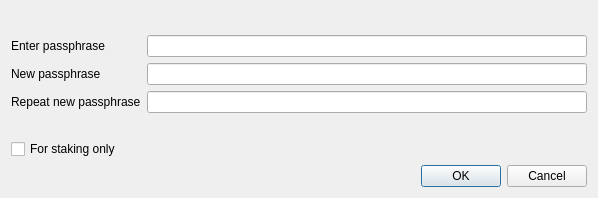
Qt form src/qt/forms/askpassphrasedialog.ui (Jeean007/Vulcoin) before a commit.
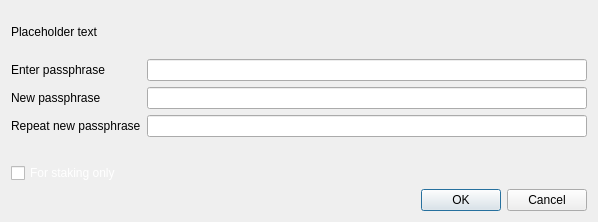
The same form after that commit.

```diff
--- a/src/qt/forms/askpassphrasedialog.ui
+++ b/src/qt/forms/askpassphrasedialog.ui
@@ -7,7 +7,7 @@
     <x>0</x>
     <y>0</y>
     <width>598</width>
-    <height>198</height>
+    <height>222</height>
    </rect>
   </property>
   <property name="sizePolicy">
@@ -26,8 +26,14 @@
    <string>Passphrase Dialog</string>
   </property>
   <layout class="QVBoxLayout" name="verticalLayout">
+   <property name="sizeConstraint">
+    <enum>QLayout::SetMinimumSize</enum>
+   </property>
    <item>
     <widget class="QLabel" name="warningLabel">
+     <property name="text">
+      <string notr="true">Placeholder text</string>
+     </property>
      <property name="textFormat">
       <enum>Qt::RichText</enum>
      </property>
@@ -38,6 +44,9 @@
    </item>
    <item>
     <layout class="QFormLayout" name="formLayout">
+     <property name="sizeConstraint">
+      <enum>QLayout::SetMinimumSize</enum>
+     </property>
      <property name="fieldGrowthPolicy">
       <enum>QFormLayout::AllNonFixedFieldsGrow</enum>
      </property>
@@ -113,6 +122,15 @@
        <property name="visible">
         <bool>false</bool>
        </property>
+       <property name="toolTip">
+        <string>Serves to disable the trivial sendmoney when OS account compromised. Provides no real vlcurity.</string>
+       </property>
+       <property name="styleSheet">
+        <string notr="true">color:#fff;</string>
+       </property>
+       <property name="text">
+        <string>For staking only</string>
+       </property>
       </widget>
      </item>
     </layout>
```
Left out of the diff: 22 changed lines with no effect on the pictures.
